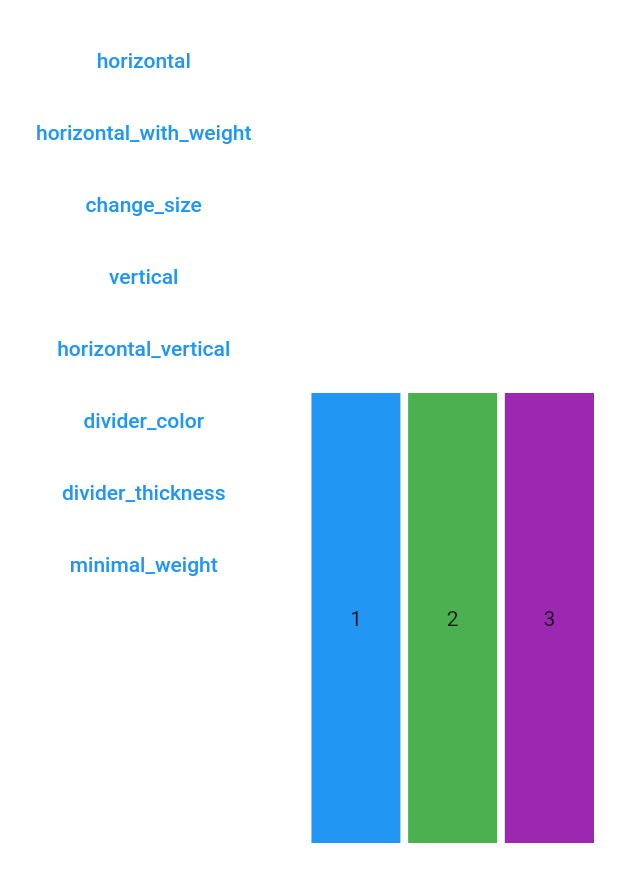
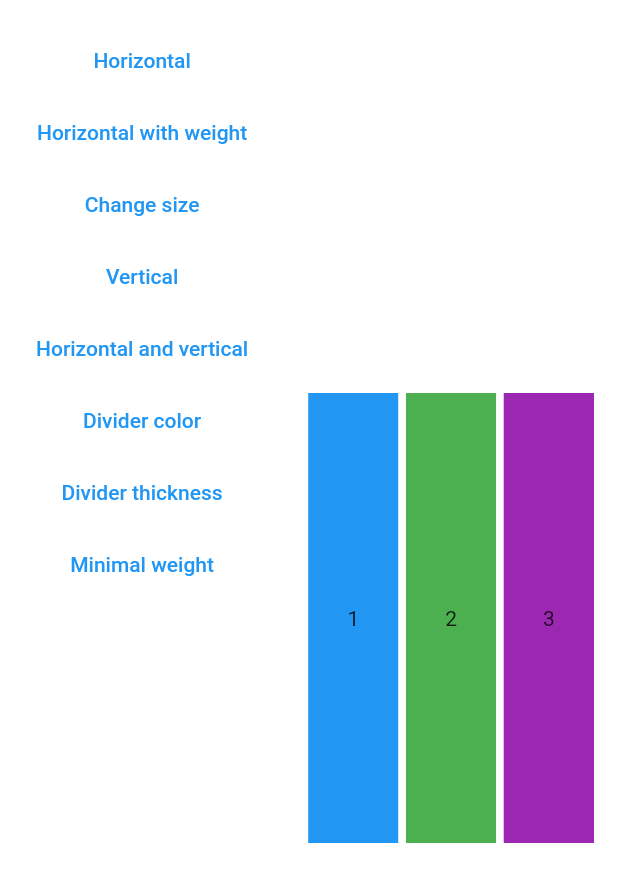
Before and after one commit to caduandrade/multi_split_view, a Flutter app: the SimpleExamples screen opened directly, on a phone screen of 412 x 824 dp. Shown: the top 882 px of the screen. Run offline on Flutter 3.47's test engine with Material 2 defaults, Android fonts, the phone set to English and light mode, and no system bars.

Commit message:
Simplifying examples

```diff
--- a/example/lib/simple_examples.dart
+++ b/example/lib/demo.dart
@@ -1,11 +1,20 @@
-import 'dart:math';
-import 'package:flutter/cupertino.dart';
+import 'dart:core';
+
 import 'package:flutter/material.dart';
 import 'package:multi_split_view/multi_split_view.dart';
 
-void main() => runApp(SimpleExamplesApp());
+void main() => runApp(MultiSplitViewDemo());
 
-class SimpleExamplesApp extends StatelessWidget {
+typedef MenuItemWidgetBuilder = Widget Function();
+
+class MenuItem {
+  MenuItem(this.name, this.builder);
+
+  final String name;
+  final MenuItemWidgetBuilder builder;
+}
+
+class MultiSplitViewDemo extends StatelessWidget {
   @override
   Widget build(BuildContext context) {
     return MaterialApp(
@@ -36,30 +45,30 @@ class SimpleExamples extends StatefulWidget {
   _SimpleExamplesState createState() => _SimpleExamplesState();
 }
 
-enum Example {
-  horizontal,
-  horizontal_with_weight,
-  change_size,
-  vertical,
-  horizontal_vertical,
-  divider_color,
-  divider_thickness,
-  minimal_weight
-}
+class _SimpleExamplesState extends State<SimpleExamples> {
+  late List<MenuItem> _menuItems;
+  MenuItem? _currentMenuItem;
 
-extension ParseToString on Example {
-  String name() {
-    return this.toString().split('.').last;
+  @override
+  void initState() {
+    super.initState();
+    _menuItems = [
+      MenuItem('Horizontal', _horizontalExample),
+      MenuItem('Horizontal with weight', _horizontalWithWeightExample),
+      MenuItem('Change size', _changeSizeExample),
+      MenuItem('Vertical', _verticalExample),
+      MenuItem('Horizontal and vertical', _horizontalVerticalExample),
+      MenuItem('Divider color', _dividerColorExample),
+      MenuItem('Divider thickness', _dividerThicknessExample),
+      MenuItem('Minimal weight', _minimalWeightExample)
+    ];
+    _currentMenuItem = _menuItems.first;
   }
-}
-
-class _SimpleExamplesState extends State<SimpleExamples> {
-  Example _example = Example.horizontal;
 
   @override
   Widget build(BuildContext context) {
-    List<Widget> buttons = List.empty(growable: true);
-    Example.values.forEach((example) {
+    List<Widget> buttons = [];
+    _menuItems.forEach((example) {
       buttons.add(_buildButton(example));
     });
     Widget menu = Container(
@@ -67,7 +76,7 @@ class _SimpleExamplesState extends State<SimpleExamples> {
         child: SingleChildScrollView(child: Column(children: buttons)),
         color: Colors.white);
     return Scaffold(
-        key: Key(_example.name()),
+        key: Key(_currentMenuItem!.name),
         body: Row(
           children: [
             menu,
@@ -75,7 +84,9 @@ class _SimpleExamplesState extends State<SimpleExamples> {
                 child: Container(
                     child: Center(
                         child: SizedBox(
-                            child: _buildExample(), width: 400, height: 300)),
+                            child: _currentMenuItem!.builder(),
+                            width: 400,
+                            height: 300)),
                     padding: EdgeInsets.all(16),
                     color: Colors.white))
           ],
@@ -85,36 +96,14 @@ class _SimpleExamplesState extends State<SimpleExamples> {
         );
   }
 
-  Widget _buildExample() {
-    print(_example);
-    if (_example == Example.horizontal) {
-      return _horizontal();
-    } else if (_example == Example.horizontal_with_weight) {
-      return _horizontal_with_weight();
-    } else if (_example == Example.change_size) {
-      return _change_size();
-    } else if (_example == Example.vertical) {
-      return _vertical();
-    } else if (_example == Example.horizontal_vertical) {
-      return _horizontal_vertical();
-    } else if (_example == Example.divider_color) {
-      return _dividercolor();
-    } else if (_example == Example.divider_thickness) {
-      return _dividerthickness();
-    } else if (_example == Example.minimal_weight) {
-      return _minimalweight();
-    }
-    return Center(child: Text('?'));
-  }
-
-  Widget _horizontal() {
+  Widget _horizontalExample() {
     Widget child1 = _buildContent(1);
     Widget child2 = _buildContent(2);
     Widget child3 = _buildContent(3);
     return MultiSplitView(children: [child1, child2, child3]);
   }
 
-  Widget _horizontal_with_weight() {
+  Widget _horizontalWithWeightExample() {
     Widget child1 = _buildContent(1);
     Widget child2 = _buildContent(2);
     Widget child3 = _buildContent(3);
@@ -124,7 +113,7 @@ class _SimpleExamplesState extends State<SimpleExamples> {
         controller: MultiSplitViewController(weights: [0.1]));
   }
 
-  Widget _change_size() {
+  Widget _changeSizeExample() {
     Widget child1 = _buildContent(1);
     Widget child2 = _buildContent(2);
     return MultiSplitView(
@@ -133,13 +122,13 @@ class _SimpleExamplesState extends State<SimpleExamples> {
             'Index of children who changed size: $childIndex1 and $childIndex2'));
   }
 
-  Widget _vertical() {
+  Widget _verticalExample() {
     Widget child1 = _buildContent(1);
     Widget child2 = _buildContent(2);
     return MultiSplitView(axis: Axis.vertical, children: [child1, child2]);
   }
 
-  Widget _horizontal_vertical() {
+  Widget _horizontalVerticalExample() {
     Widget child1 = _buildContent(1);
     Widget child2 = _buildContent(2);
     Widget child3 = _buildContent(3);
@@ -150,14 +139,14 @@ class _SimpleExamplesState extends State<SimpleExamples> {
     ]);
   }
 
-  Widget _dividercolor() {
+  Widget _dividerColorExample() {
     Widget child1 = _buildContent(1);
     Widget child2 = _buildContent(2);
     return MultiSplitView(
         children: [child1, child2], dividerColor: Colors.black);
   }
 
-  Widget _dividerthickness() {
+  Widget _dividerThicknessExample() {
     Widget child1 = _buildContent(1);
     Widget child2 = _buildContent(2);
     Widget child3 = _buildContent(3);
@@ -165,7 +154,7 @@ class _SimpleExamplesState extends State<SimpleExamples> {
         children: [child1, child2, child3], dividerThickness: 30);
   }
 
-  Widget _minimalweight() {
+  Widget _minimalWeightExample() {
     Widget child1 = _buildContent(1);
     Widget child2 = _buildContent(2);
     Widget child3 = _buildContent(3);
@@ -183,14 +172,13 @@ class _SimpleExamplesState extends State<SimpleExamples> {
     );
   }
 
-  TextButton _buildButton(Example example) {
+  TextButton _buildButton(MenuItem newMenuItem) {
     return TextButton(
-        child: Text(example.name()),
+        child: Text(newMenuItem.name),
         onPressed: () {
-          print('button: ' + example.name());
-          if (_example != example) {
+          if (_currentMenuItem != newMenuItem) {
             setState(() {
-              _example = example;
+              _currentMenuItem = newMenuItem;
             });
           }
         });
```
